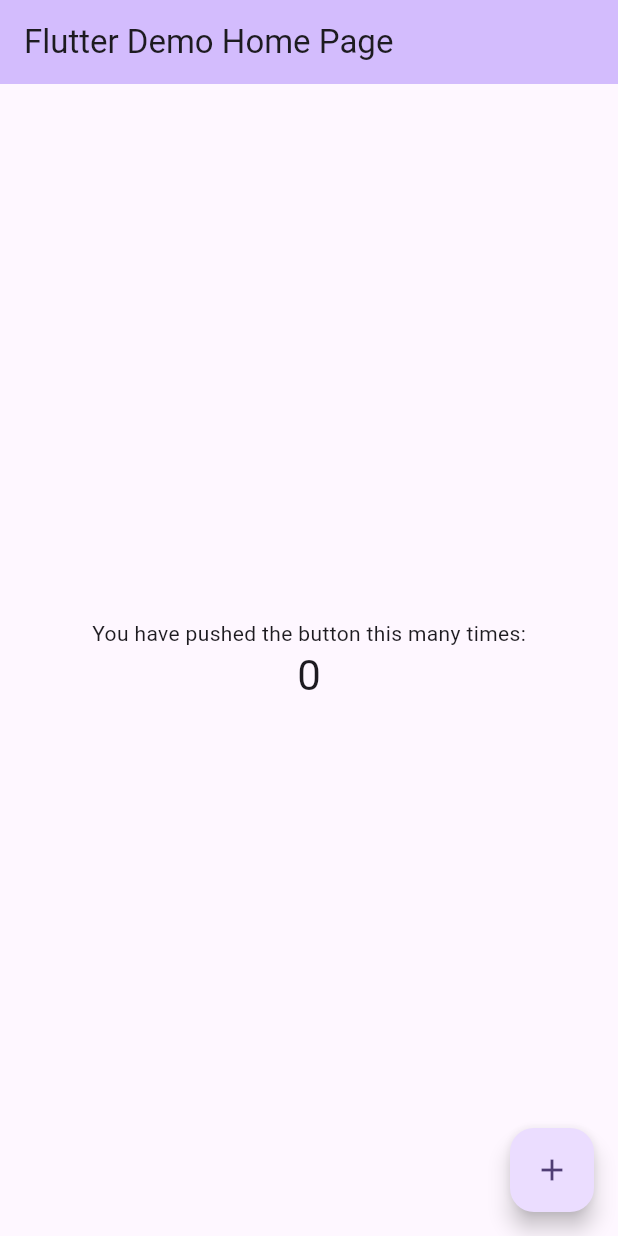
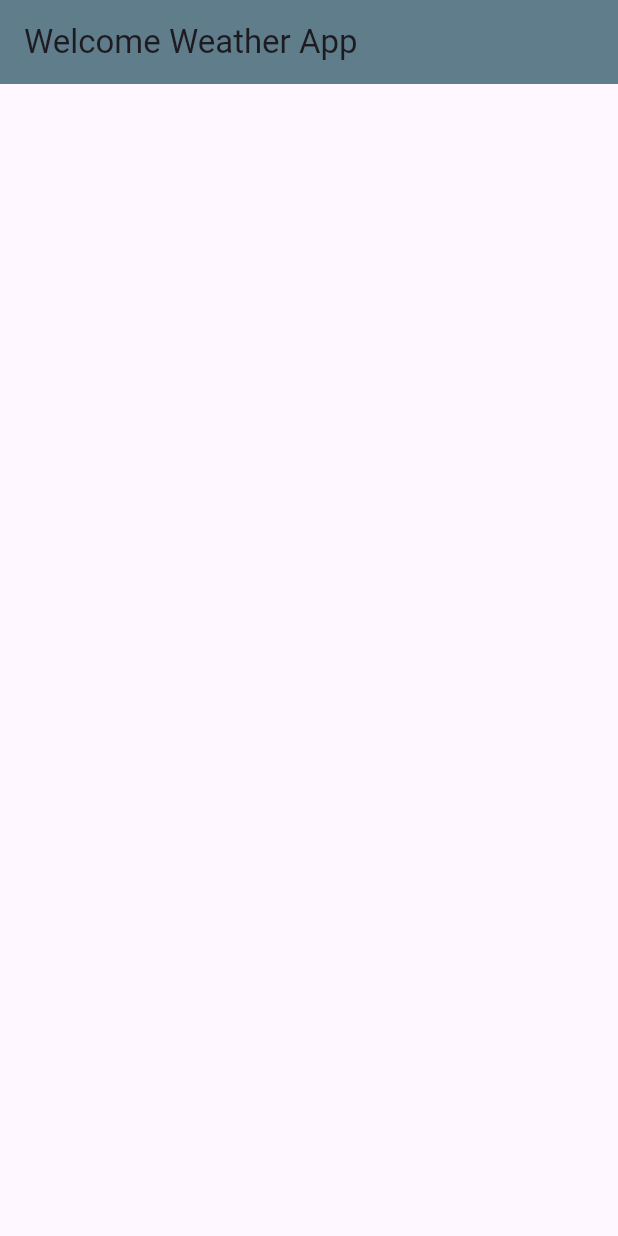
Before and after one commit to Foysalrabby/weatherapp, a Flutter app: the screen it shows after launch, on a phone screen of 412 x 824 dp. Run offline on Flutter 3.47's test engine with Material 3 defaults, Android fonts, the phone set to English and light mode, and no system bars.

Commit message:
complete backend to establish network and fetch data

```diff
--- a/lib/main.dart
+++ b/lib/main.dart
@@ -1,125 +1,8 @@
 import 'package:flutter/material.dart';
+import 'package:weatherapp/weather/ui/weatherui.dart';
 
 void main() {
-  runApp(const MyApp());
+  runApp(new MaterialApp(
+    home:Weatherui() ,
+  ));
 }
-
-class MyApp extends StatelessWidget {
-  const MyApp({super.key});
-
-  // This widget is the root of your application.
-  @override
-  Widget build(BuildContext context) {
-    return MaterialApp(
-      title: 'Flutter Demo',
-      theme: ThemeData(
-        // This is the theme of your application.
-        //
-        // TRY THIS: Try running your application with "flutter run". You'll see
-        // the application has a blue toolbar. Then, without quitting the app,
-        // try changing the seedColor in the colorScheme below to Colors.green
-        // and then invoke "hot reload" (save your changes or press the "hot
-        // reload" button in a Flutter-supported IDE, or press "r" if you used
-        // the command line to start the app).
-        //
-        // Notice that the counter didn't reset back to zero; the application
-        // state is not lost during the reload. To reset the state, use hot
-        // restart instead.
-        //
-        // This works for code too, not just values: Most code changes can be
-        // tested with just a hot reload.
-        colorScheme: ColorScheme.fromSeed(seedColor: Colors.deepPurple),
-        useMaterial3: true,
-      ),
-      home: const MyHomePage(title: 'Flutter Demo Home Page'),
-    );
-  }
-}
-
-class MyHomePage extends StatefulWidget {
-  const MyHomePage({super.key, required this.title});
-
-  // This widget is the home page of your application. It is stateful, meaning
-  // that it has a State object (defined below) that contains fields that affect
-  // how it looks.
-
-  // This class is the configuration for the state. It holds the values (in this
-  // case the title) provided by the parent (in this case the App widget) and
-  // used by the build method of the State. Fields in a Widget subclass are
-  // always marked "final".
-
-  final String title;
-
-  @override
-  State<MyHomePage> createState() => _MyHomePageState();
-}
-
-class _MyHomePageState extends State<MyHomePage> {
-  int _counter = 0;
-
-  void _incrementCounter() {
-    setState(() {
-      // This call to setState tells the Flutter framework that something has
-      // changed in this State, which causes it to rerun the build method below
-      // so that the display can reflect the updated values. If we changed
-      // _counter without calling setState(), then the build method would not be
-      // called again, and so nothing would appear to happen.
-      _counter++;
-    });
-  }
-
-  @override
-  Widget build(BuildContext context) {
-    // This method is rerun every time setState is called, for instance as done
-    // by the _incrementCounter method above.
-    //
-    // The Flutter framework has been optimized to make rerunning build methods
-    // fast, so that you can just rebuild anything that needs updating rather
-    // than having to individually change instances of widgets.
-    return Scaffold(
-      appBar: AppBar(
-        // TRY THIS: Try changing the color here to a specific color (to
-        // Colors.amber, perhaps?) and trigger a hot reload to see the AppBar
-        // change color while the other colors stay the same.
-        backgroundColor: Theme.of(context).colorScheme.inversePrimary,
-        // Here we take the value from the MyHomePage object that was created by
-        // the App.build method, and use it to set our appbar title.
-        title: Text(widget.title),
-      ),
-      body: Center(
-        // Center is a layout widget. It takes a single child and positions it
-        // in the middle of the parent.
-        child: Column(
-          // Column is also a layout widget. It takes a list of children and
-          // arranges them vertically. By default, it sizes itself to fit its
-          // children horizontally, and tries to be as tall as its parent.
-          //
-          // Column has various properties to control how it sizes itself and
-          // how it positions its children. Here we use mainAxisAlignment to
-          // center the children vertically; the main axis here is the vertical
-          // axis because Columns are vertical (the cross axis would be
-          // horizontal).
-          //
-          // TRY THIS: Invoke "debug painting" (choose the "Toggle Debug Paint"
-          // action in the IDE, or press "p" in the console), to see the
-          // wireframe for each widget.
-          mainAxisAlignment: MainAxisAlignment.center,
-          children: <Widget>[
-            const Text(
-              'You have pushed the button this many times:',
-            ),
-            Text(
-              '$_counter',
-              style: Theme.of(context).textTheme.headlineMedium,
-            ),
-          ],
-        ),
-      ),
-      floatingActionButton: FloatingActionButton(
-        onPressed: _incrementCounter,
-        tooltip: 'Increment',
-        child: const Icon(Icons.add),
-      ), // This trailing comma makes auto-formatting nicer for build methods.
-    );
-  }
-}
--- /dev/null
+++ b/lib/weather/Util/weatherforcatutil.dart
@@ -0,0 +1,3 @@
+class Util{
+ static String appId="eca29b148ee140c84c80b92b2cf067c1";
+}
--- /dev/null
+++ b/lib/weather/ui/weatherui.dart
@@ -0,0 +1,25 @@
+import 'package:flutter/material.dart';
+
+class Weatherui extends StatefulWidget{
+  @override
+  State<StatefulWidget> createState() {
+  return Extentdedweatherui();
+  }
+
+
+}
+class Extentdedweatherui extends State<Weatherui>{
+  @override
+  Widget build(BuildContext context) {
+   return Scaffold(
+     appBar: AppBar(
+       title: Text("Welcome Weather App "),
+       backgroundColor:Colors.blueGrey
+     ),
+     body: Center(),
+   );
+  }
+
+
+
+}
--- a/pubspec.yaml
+++ b/pubspec.yaml
@@ -35,6 +35,7 @@ dependencies:
   # The following adds the Cupertino Icons font to your application.
   # Use with the CupertinoIcons class for iOS style icons.
   cupertino_icons: ^1.0.2
+  http: ^0.13.6
 
 dev_dependencies:
   flutter_test:
@@ -59,8 +60,8 @@ flutter:
   uses-material-design: true
 
   # To add assets to your application, add an assets section, like this:
-  # assets:
-  #   - images/a_dot_burr.jpeg
+  assets:
+    - images/
   #   - images/a_dot_ham.jpeg
 
   # An image asset can refer to one or more resolution-specific "variants", see
```
Also changed, not shown: lib/weather/model/weatherjsonapi.dart (added, +317 -0 lines), lib/weather/network/network.dart (added, +21 -0 lines), pubspec.lock, 1 other file.
